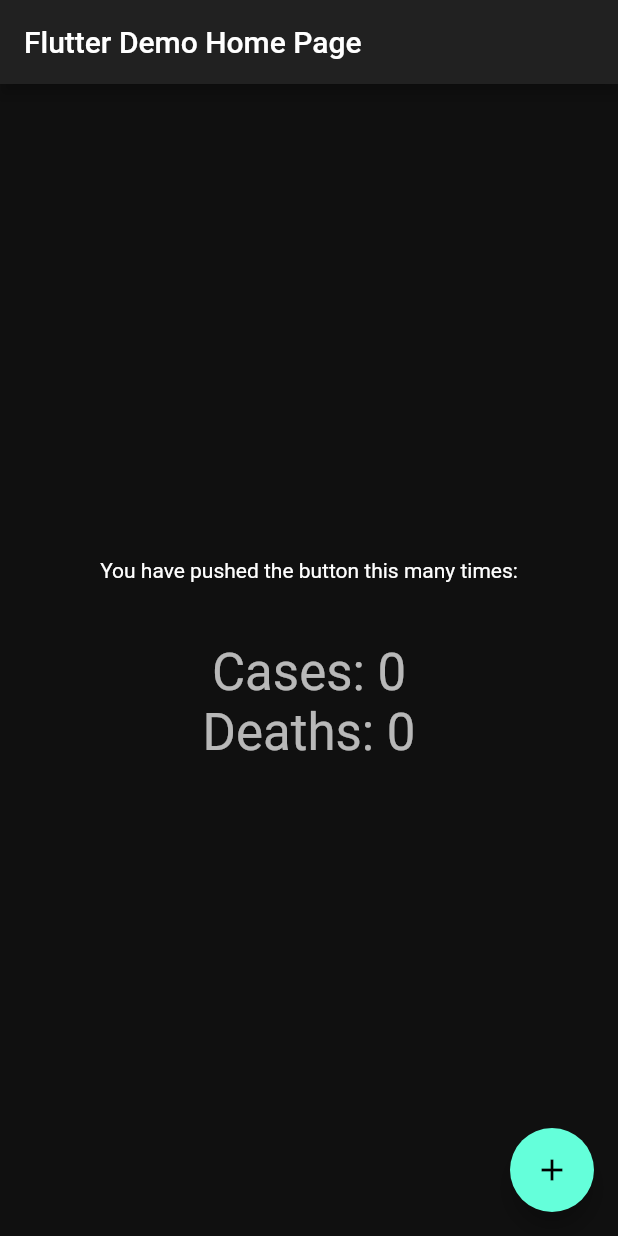
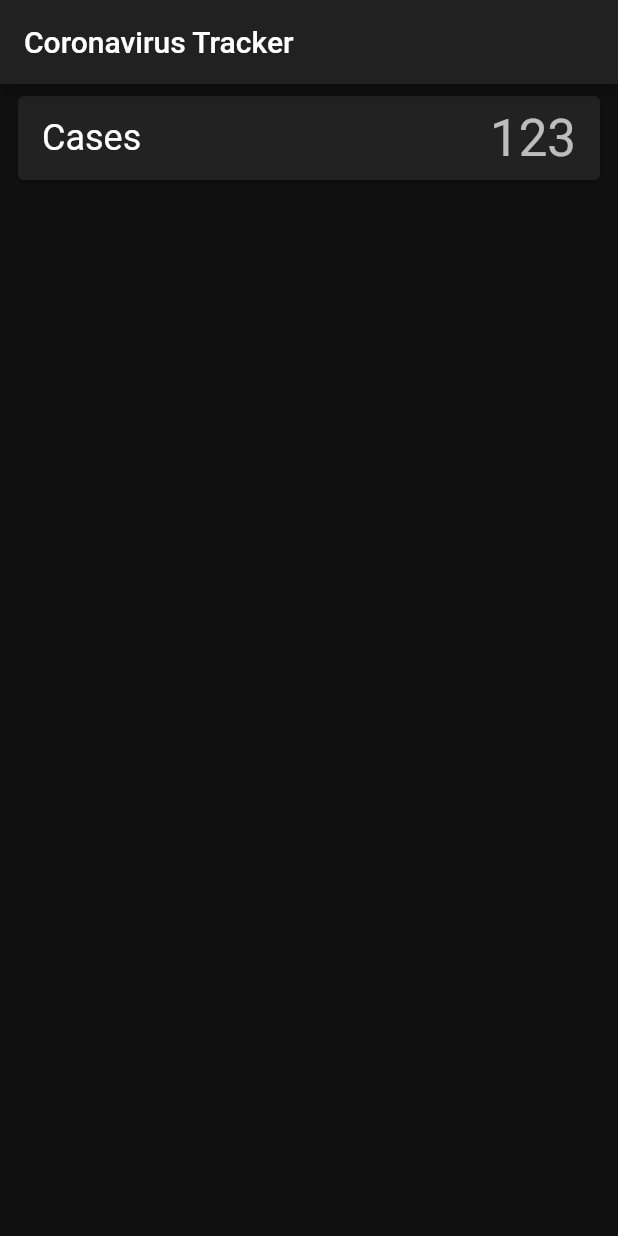
Before and after one commit to OscarAngarita/cov-app-flutter, a Flutter app: the screen it shows after launch, on a phone screen of 412 x 824 dp. Run offline on Flutter 3.47's test engine with Material 2 defaults, Android fonts, the phone set to English and light mode, and no system bars.

Commit message:
Update: Created initial card widget and dashboard

```diff
--- a/lib/app/ui/dashboard.dart
+++ b/lib/app/ui/dashboard.dart
@@ -0,0 +1,29 @@
+import 'package:coronavirus_rest_api_flutter_course/app/services/api.dart';
+import 'package:coronavirus_rest_api_flutter_course/app/ui/endpoint_card.dart';
+import 'package:flutter/material.dart';
+
+class Dashboard extends StatefulWidget {
+  const Dashboard({ Key key }) : super(key: key);
+
+  @override
+  _DashboardState createState() => _DashboardState();
+}
+
+class _DashboardState extends State<Dashboard> {
+  @override
+  Widget build(BuildContext context) {
+    return Scaffold(
+      appBar: AppBar(
+        title: Text('Coronavirus Tracker'),
+      ),
+      body: ListView(
+        children: <Widget>[
+          EndpointCard(
+            endpoint: Endpoint.cases,
+            value: 123,
+          ),
+        ],
+      ),
+    );
+  }
+}
--- /dev/null
+++ b/lib/app/ui/endpoint_card.dart
@@ -0,0 +1,38 @@
+import 'package:coronavirus_rest_api_flutter_course/app/services/api.dart';
+import 'package:flutter/material.dart';
+
+class EndpointCard extends StatelessWidget {
+  const EndpointCard({
+    Key key,
+    this.endpoint,
+    this.value
+    }) : super(key: key);
+
+  final Endpoint endpoint;
+  final int value;
+
+  @override
+  Widget build(BuildContext context) {
+    return Padding(
+      padding: const EdgeInsets.symmetric(horizontal: 8.0, vertical: 4.0),
+      child: Card(
+        child: Padding(
+          padding: const EdgeInsets.symmetric(horizontal: 16.0, vertical: 8.0),
+          child: Row(
+            mainAxisAlignment: MainAxisAlignment.spaceBetween,
+            children: <Widget>[
+              Text(
+                'Cases',
+                style: Theme.of(context).textTheme.headline5,
+              ),
+              Text(
+                value != null ? value.toString() : '',
+                style: Theme.of(context).textTheme.headline4,
+              )
+            ],
+          ),
+        ),
+      ),
+    );
+  }
+}
--- a/lib/main.dart
+++ b/lib/main.dart
@@ -1,6 +1,7 @@
 import 'package:coronavirus_rest_api_flutter_course/app/repositories/data_repository.dart';
 import 'package:coronavirus_rest_api_flutter_course/app/services/api.dart';
 import 'package:coronavirus_rest_api_flutter_course/app/services/api_service.dart';
+import 'package:coronavirus_rest_api_flutter_course/app/ui/dashboard.dart';
 import 'package:flutter/material.dart';
 import 'package:provider/provider.dart';
 
@@ -23,7 +24,8 @@ class MyApp extends StatelessWidget {
           scaffoldBackgroundColor: Color(0xFF101010),
           cardColor: Color(0xFF222222),
         ),
-        home: MyHomePage(title: 'Flutter Demo Home Page'),
+        // home: MyHomePage(title: 'Flutter Demo Home Page'),
+        home: Dashboard(),
       ),
     );
   }
```
